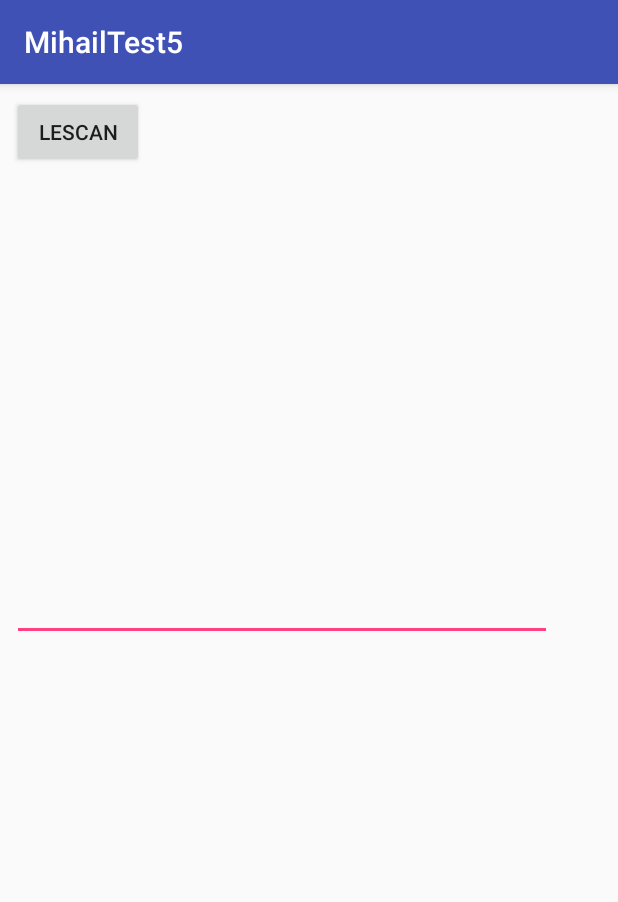
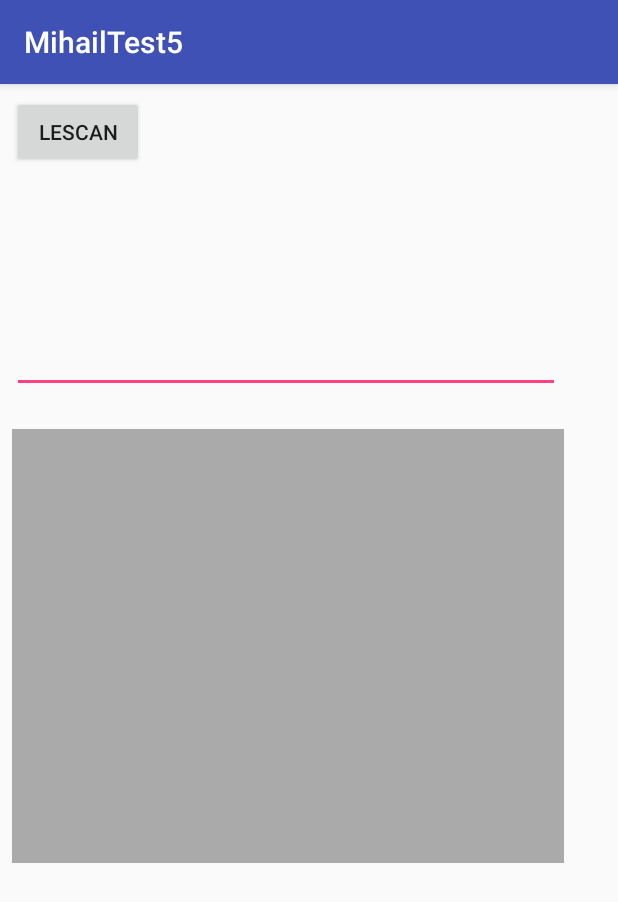
Before and after one commit to danluck/MihailTest5, an Android app: the MainActivity screen opened directly, with no data from a screen before it, on a phone screen of 412 x 824 dp. Shown: the top 902 px of the screen. Run offline under Robolectric (Android 15) with nearby library versions, the phone set to English and light mode, and no system bars; 1 statement that could not run was skipped.

Commit message:
add ViewList adapter support

```diff
--- a/app/src/main/java/com/example/yo/mihailtest5/MainActivity.java
+++ b/app/src/main/java/com/example/yo/mihailtest5/MainActivity.java
@@ -15,7 +15,9 @@ import android.support.v7.app.AppCompatActivity;
 import android.os.Bundle;
 import android.util.Log;
 import android.view.View;
+import android.widget.ArrayAdapter;
 import android.widget.EditText;
+import android.widget.ListView;
 import android.widget.ProgressBar;
 import android.widget.Toast;
 
@@ -33,10 +35,28 @@ public class MainActivity extends AppCompatActivity {
         CheckDeviceOpportunities();
 
         editText_devicesList = findViewById(R.id.editText_devicesList);
-        devicesList = new ArrayList<BluetoothDevice>();
+        mDevicesArrayList = new ArrayList<BluetoothDevice>();
 
         progressBar2 = findViewById(R.id.progressBar2);
         progressBar2.setVisibility(View.INVISIBLE);
+
+
+        //myStringArray = new ArrayList<String>();
+        //myStringArray.add("a");
+        //myStringArray.add("bs");
+
+        //
+
+        //stringArrayAdapter = new ArrayAdapter<String>(this,
+        //        android.R.layout.simple_list_item_1, myStringArray);
+
+        mListView = findViewById(R.id.listView);
+
+        mBluetoothDeviceAdapter = new ArrayAdapter<BluetoothDevice>(this,
+                android.R.layout.simple_list_item_1, mDevicesArrayList);
+        mListView.setAdapter(mBluetoothDeviceAdapter);
+
+        //mListView.setAdapter(stringArrayAdapter);
     }
 
 
@@ -56,6 +76,9 @@ public class MainActivity extends AppCompatActivity {
     }
 
     public void OnClickLeScan(View view) {
+
+        mListView.setAdapter(stringArrayAdapter);
+
         Log.d(TAG, "OnClickLeScan: Start scan");
 
         // Check if BLE module ON:
@@ -190,7 +213,7 @@ public class MainActivity extends AppCompatActivity {
 
         Log.d(TAG, "scanLeDevice: start");
         if (!isLeScanEnabled) {
-            devicesList.clear();
+            mDevicesArrayList.clear();
             editText_devicesList.setText("");
 
             mBluetoothAdapter.startLeScan(mLeScanCallback);
@@ -204,7 +227,7 @@ public class MainActivity extends AppCompatActivity {
         }
     }
 
-    ArrayList<BluetoothDevice> devicesList;
+    ArrayList<BluetoothDevice> mDevicesArrayList;
     // Device scan callback.
     private BluetoothAdapter.LeScanCallback mLeScanCallback =
             new BluetoothAdapter.LeScanCallback() {
@@ -220,9 +243,11 @@ public class MainActivity extends AppCompatActivity {
                                     " " + device.getAddress() + "\r\n";
                             Log.d(TAG, "run: Find" + deviceNameAndAddress);
 
-                            if (!devicesList.contains(device)) {
+                            if (!mDevicesArrayList.contains(device)) {
                                 editText_devicesList.append(deviceNameAndAddress);
-                                devicesList.add(device);
+                                mDevicesArrayList.add(device);
+
+                                mListView.setAdapter(mBluetoothDeviceAdapter);
                             }
                         }
                     });
@@ -239,6 +264,12 @@ public class MainActivity extends AppCompatActivity {
     private EditText editText_devicesList;
     private ProgressBar progressBar2;
 
+    private ListView mListView;
+
+    private List<String> myStringArray;
+    ArrayAdapter<String> stringArrayAdapter;
+    ArrayAdapter<BluetoothDevice> mBluetoothDeviceAdapter;
+
     private BluetoothAdapter mBluetoothAdapter;
 
 
--- a/app/src/main/res/layout/activity_main.xml
+++ b/app/src/main/res/layout/activity_main.xml
@@ -29,8 +29,8 @@
 
     <EditText
         android:id="@+id/editText_devicesList"
-        android:layout_width="360dp"
-        android:layout_height="307dp"
+        android:layout_width="365dp"
+        android:layout_height="142dp"
         android:layout_marginStart="8dp"
         android:layout_marginTop="8dp"
         android:ems="10"
@@ -38,4 +38,14 @@
         app:layout_constraintStart_toStartOf="parent"
         app:layout_constraintTop_toBottomOf="@+id/button_le_scan" />
 
+    <ListView
+        android:id="@+id/listView"
+        android:layout_width="368dp"
+        android:layout_height="289dp"
+        android:layout_marginStart="8dp"
+        android:layout_marginTop="24dp"
+        android:background="@android:color/darker_gray"
+        app:layout_constraintStart_toStartOf="parent"
+        app:layout_constraintTop_toBottomOf="@+id/editText_devicesList" />
+
 </android.support.constraint.ConstraintLayout>
```
